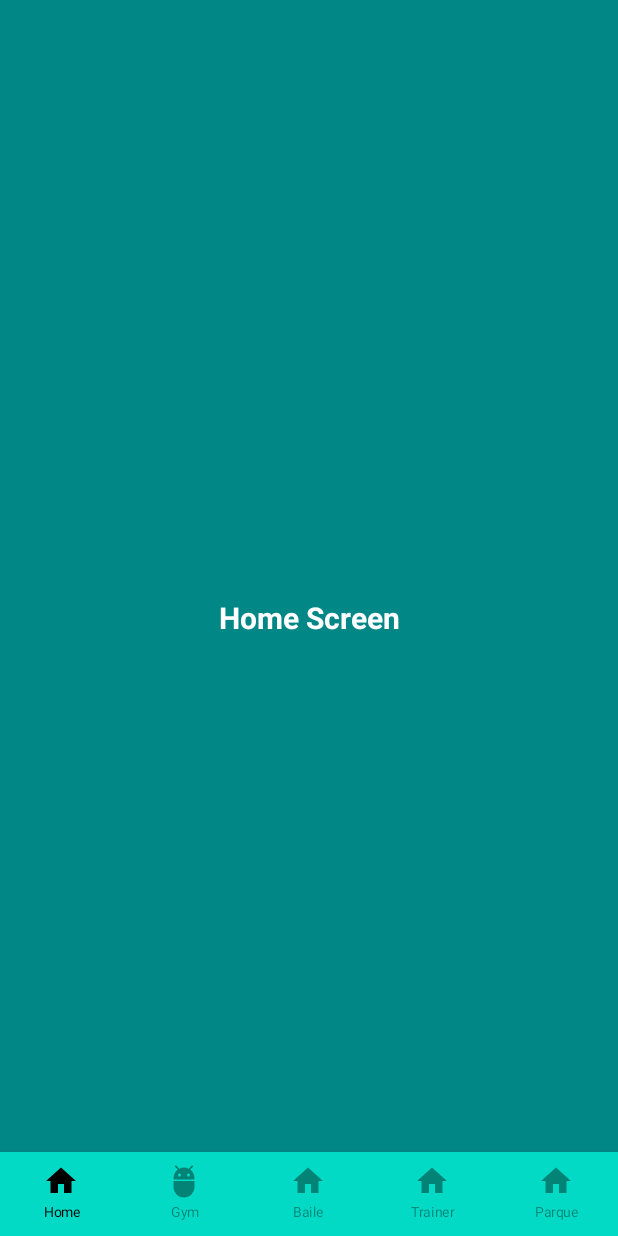
After one commit to GersonDev/android-gimnasio, an Android app built with Jetpack Compose: the PrincipalActivity screen opened directly, with no data from a screen before it, on a phone screen of 412 x 824 dp. The commit adds this screen. Run offline under Robolectric (Android 15) with nearby library versions, the phone set to English and light mode, and no system bars.

Commit message:
Se agrego segunda actividad

```diff
--- a/app/src/main/AndroidManifest.xml
+++ b/app/src/main/AndroidManifest.xml
@@ -14,6 +14,11 @@
         android:theme="@style/Theme.Androidgimnasio"
         tools:targetApi="31">
         <activity
+            android:name=".presentation.main.PrincipalActivity"
+            android:exported="false"
+            android:label="@string/title_activity_principal"
+            android:theme="@style/Theme.Androidgimnasio" />
+        <activity
             android:name=".presentation.MainActivity"
             android:exported="true"
             android:label="@string/app_name"
--- /dev/null
+++ b/app/src/main/java/com/example/android_gimnasio/presentation/main/PrincipalActivity.kt
@@ -0,0 +1,125 @@
+package com.example.android_gimnasio.presentation.main
+
+import android.os.Bundle
+import androidx.activity.ComponentActivity
+import androidx.activity.compose.setContent
+import androidx.compose.foundation.layout.fillMaxSize
+import androidx.compose.material.*
+import androidx.compose.runtime.Composable
+import androidx.compose.runtime.getValue
+import androidx.compose.ui.Modifier
+import androidx.compose.ui.graphics.Color
+import androidx.compose.ui.res.colorResource
+import androidx.compose.ui.res.painterResource
+import androidx.compose.ui.tooling.preview.Preview
+import androidx.compose.ui.unit.sp
+import androidx.navigation.NavController
+import androidx.navigation.NavHostController
+import androidx.navigation.compose.NavHost
+import androidx.navigation.compose.composable
+import androidx.navigation.compose.currentBackStackEntryAsState
+import androidx.navigation.compose.rememberNavController
+import com.example.android_gimnasio.R
+import com.example.android_gimnasio.presentation.BottomNavItem
+import com.example.android_gimnasio.presentation.main.components.*
+import com.example.android_gimnasio.ui.theme.AndroidgimnasioTheme
+
+class PrincipalActivity : ComponentActivity() {
+    override fun onCreate(savedInstanceState: Bundle?) {
+        super.onCreate(savedInstanceState)
+        setContent {
+            AndroidgimnasioTheme {
+                // A surface container using the 'background' color from the theme
+                Surface(modifier = Modifier.fillMaxSize(), color = MaterialTheme.colors.background) {
+                    PrincipalScreenView()
+                }
+            }
+        }
+    }
+}
+
+@Composable
+fun PrincipalScreenView(){
+    val navController = rememberNavController()
+    Scaffold(
+        bottomBar = {
+            BottomNavigation(navController)
+        }
+    ) {
+        NavigationGraph(navController)
+    }
+}
+
+@Composable
+fun BottomNavigation(navController: NavController) {
+    val items = listOf(
+        BottomNavItem.Home,
+        BottomNavItem.Gym,
+        BottomNavItem.Baile,
+        BottomNavItem.Trainer,
+        BottomNavItem.Parque
+    )
+    androidx.compose.material.BottomNavigation(
+        backgroundColor = colorResource(id = R.color.teal_200),
+        contentColor = Color.Black
+    ) {
+        val navBackStackEntry by navController.currentBackStackEntryAsState()
+        val currentRoute = navBackStackEntry?.destination?.route
+        items.forEach { item ->
+            BottomNavigationItem(
+                icon = { Icon(painterResource(id = item.icon), contentDescription = item.title) },
+                label = {
+                    Text(
+                        text = item.title,
+                        fontSize = 9.sp
+                    )
+                },
+                selectedContentColor = Color.Black,
+                unselectedContentColor = Color.Black.copy(0.4f),
+                alwaysShowLabel = true,
+                selected = currentRoute == item.screenRoute,
+                onClick = {
+                    navController.navigate(item.screenRoute) {
+
+                        navController.graph.startDestinationRoute?.let { screen_route ->
+                            popUpTo(screen_route) {
+                                saveState = true
+                            }
+                        }
+                        launchSingleTop = true
+                        restoreState = true
+                    }
+                }
+            )
+        }
+    }
+}
+
+@Composable
+fun NavigationGraph(navController: NavHostController) {
+    NavHost(navController, startDestination = BottomNavItem.Home.screenRoute) {
+        composable(BottomNavItem.Home.screenRoute) {
+            HomePantalla()
+        }
+        composable(BottomNavItem.Gym.screenRoute) {
+            GymPantalla()
+        }
+        composable(BottomNavItem.Baile.screenRoute) {
+            BailePantalla()
+        }
+        composable(BottomNavItem.Trainer.screenRoute) {
+            TrainerPantalla()
+        }
+        composable(BottomNavItem.Parque.screenRoute) {
+            ParquePantalla()
+        }
+    }
+}
+
+@Preview(showBackground = true)
+@Composable
+fun DefaultPreview() {
+    AndroidgimnasioTheme {
+        PrincipalScreenView()
+    }
+}
--- /dev/null
+++ b/app/src/main/java/com/example/android_gimnasio/presentation/main/components/HomePantalla.kt
@@ -0,0 +1,42 @@
+package com.example.android_gimnasio.presentation.main.components
+
+import androidx.compose.foundation.background
+import androidx.compose.foundation.layout.Column
+import androidx.compose.foundation.layout.fillMaxSize
+import androidx.compose.foundation.layout.wrapContentSize
+import androidx.compose.material.Text
+import androidx.compose.runtime.Composable
+import androidx.compose.ui.Alignment
+import androidx.compose.ui.Modifier
+import androidx.compose.ui.graphics.Color
+import androidx.compose.ui.res.colorResource
+import androidx.compose.ui.text.font.FontWeight
+import androidx.compose.ui.text.style.TextAlign
+import androidx.compose.ui.tooling.preview.Preview
+import androidx.compose.ui.unit.sp
+import com.example.android_gimnasio.R
+
+@Composable
+fun HomePantalla() {
+    Column(
+        modifier = Modifier
+            .fillMaxSize()
+            .background(colorResource(id = R.color.teal_700))
+            .wrapContentSize(Alignment.Center)
+    ) {
+        Text(
+            text = "Home Screen",
+            fontWeight = FontWeight.Bold,
+            color = Color.White,
+            modifier = Modifier.align(Alignment.CenterHorizontally),
+            textAlign = TextAlign.Center,
+            fontSize = 20.sp
+        )
+    }
+}
+
+@Preview
+@Composable
+fun HomePantallaPreview() {
+    HomePantalla()
+}
--- /dev/null
+++ b/app/src/main/res/drawable/ic_baseline_adb_24.xml
@@ -0,0 +1,5 @@
+<vector android:height="24dp" android:tint="#000000"
+    android:viewportHeight="24" android:viewportWidth="24"
+    android:width="24dp" xmlns:android="http://schemas.android.com/apk/res/android">
+    <path android:fillColor="@android:color/white" android:pathData="M5,16c0,3.87 3.13,7 7,7s7,-3.13 7,-7v-4L5,12v4zM16.12,4.37l2.1,-2.1 -0.82,-0.83 -2.3,2.31C14.16,3.28 13.12,3 12,3s-2.16,0.28 -3.09,0.75L6.6,1.44l-0.82,0.83 2.1,2.1C6.14,5.64 5,7.68 5,10v1h14v-1c0,-2.32 -1.14,-4.36 -2.88,-5.63zM9,9c-0.55,0 -1,-0.45 -1,-1s0.45,-1 1,-1 1,0.45 1,1 -0.45,1 -1,1zM15,9c-0.55,0 -1,-0.45 -1,-1s0.45,-1 1,-1 1,0.45 1,1 -0.45,1 -1,1z"/>
+</vector>
--- /dev/null
+++ b/app/src/main/res/drawable/ic_baseline_home_24.xml
@@ -0,0 +1,5 @@
+<vector android:height="24dp" android:tint="#000000"
+    android:viewportHeight="24" android:viewportWidth="24"
+    android:width="24dp" xmlns:android="http://schemas.android.com/apk/res/android">
+    <path android:fillColor="@android:color/white" android:pathData="M10,20v-6h4v6h5v-8h3L12,3 2,12h3v8z"/>
+</vector>
--- a/app/src/main/res/values/strings.xml
+++ b/app/src/main/res/values/strings.xml
@@ -1,3 +1,4 @@
 <resources>
     <string name="app_name">android-gimnasio</string>
+    <string name="title_activity_principal">PrincipalActivity</string>
 </resources>
```
Also changed, not shown: app/src/main/java/com/example/android_gimnasio/presentation/MainActivity.kt (+19 -4 lines), app/src/main/java/com/example/android_gimnasio/presentation/Screen.kt (+11 -0 lines), app/src/main/java/com/example/android_gimnasio/presentation/main/components/BailePantalla.kt (added, +42 -0 lines), app/src/main/java/com/example/android_gimnasio/presentation/main/components/GymPantalla.kt (added, +42 -0 lines), app/src/main/java/com/example/android_gimnasio/presentation/main/components/ParquePantalla.kt (added, +42 -0 lines), app/src/main/java/com/example/android_gimnasio/presentation/main/components/TrainerPantalla.kt (added, +42 -0 lines), app/src/main/java/com/example/android_gimnasio/presentation/main/components/UsuarioPantalla.kt (added, +42 -0 lines).
